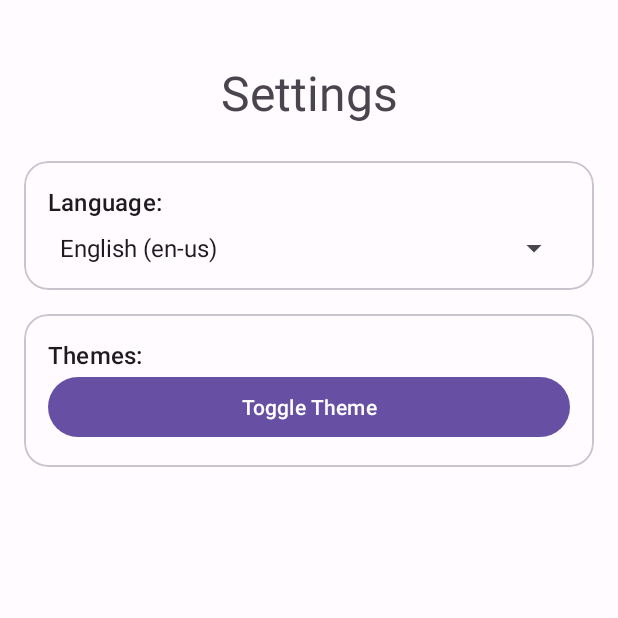
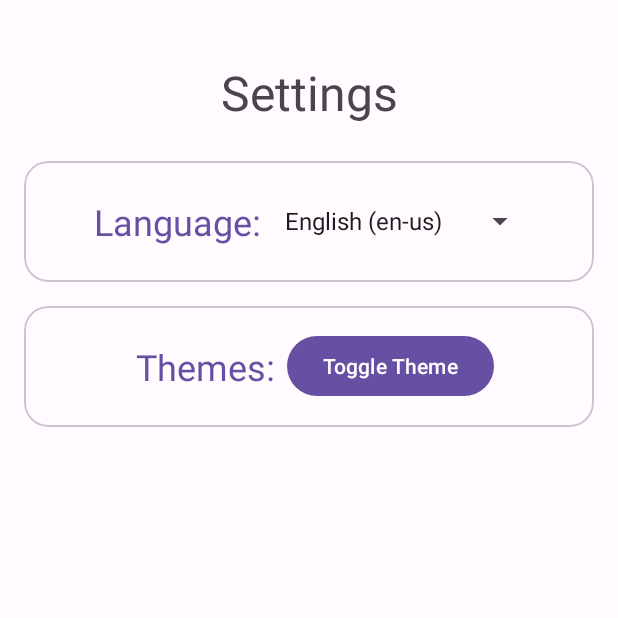
Before and after one commit to JeelDobariya38/password-manager, an Android app: the SettingsActivity screen opened directly, with no data from a screen before it, on a phone screen of 412 x 824 dp, the top half of it. Run offline under Robolectric (Android 15) with nearby library versions, the phone set to English and light mode, and no system bars.

Commit message:
feat: improve styling of setting activity

```diff
--- a/app/src/main/res/layout/activity_settings.xml
+++ b/app/src/main/res/layout/activity_settings.xml
@@ -30,21 +30,25 @@
         <LinearLayout
             android:layout_width="match_parent"
             android:layout_height="wrap_content"
-            android:orientation="vertical"
+            android:orientation="horizontal"
+            android:gravity="center_horizontal"
             android:padding="16dp">
 
             <com.google.android.material.textview.MaterialTextView
                 android:layout_width="wrap_content"
                 android:layout_height="wrap_content"
                 android:text="@string/label_language_setting"
-                android:textAppearance="?attr/textAppearanceTitleMedium" />
+                android:textColor="?attr/colorPrimary"
+                android:textSize="24sp"
+                android:layout_gravity="left|center_vertical"
+                android:layout_margin="8dp" />
 
             <Spinner
                 android:id="@+id/lang_switch_dropdown"
-                android:layout_width="match_parent"
+                android:layout_width="wrap_content"
                 android:layout_height="wrap_content"
-                android:layout_marginTop="8dp"
-                android:entries="@array/lang_options" />
+                android:entries="@array/lang_options"
+                android:layout_gravity="right|center_vertical" />
 
         </LinearLayout>
     </com.google.android.material.card.MaterialCardView>
@@ -60,21 +64,26 @@
         <LinearLayout
             android:layout_width="match_parent"
             android:layout_height="wrap_content"
-            android:orientation="vertical"
+            android:orientation="horizontal"
+            android:gravity="center_horizontal"
             android:padding="16dp">
 
             <com.google.android.material.textview.MaterialTextView
                 android:layout_width="wrap_content"
                 android:layout_height="wrap_content"
                 android:text="@string/label_theme_setting"
-                android:textAppearance="?attr/textAppearanceTitleMedium" />
+                android:textColor="?attr/colorPrimary"
+                android:textSize="24sp"
+                android:layout_gravity="left|center_vertical"
+                android:layout_margin="8dp" />
 
             <com.google.android.material.button.MaterialButton
                 android:id="@+id/toggle_theme_btn"
-                android:layout_width="match_parent"
+                android:layout_width="wrap_content"
                 android:layout_height="wrap_content"
                 android:text="@string/toggle_theme_button_text"
-                android:textSize="14dp" />
+                android:textSize="14dp"
+                android:layout_gravity="right|center_vertical" />
 
         </LinearLayout>
     </com.google.android.material.card.MaterialCardView>
```
